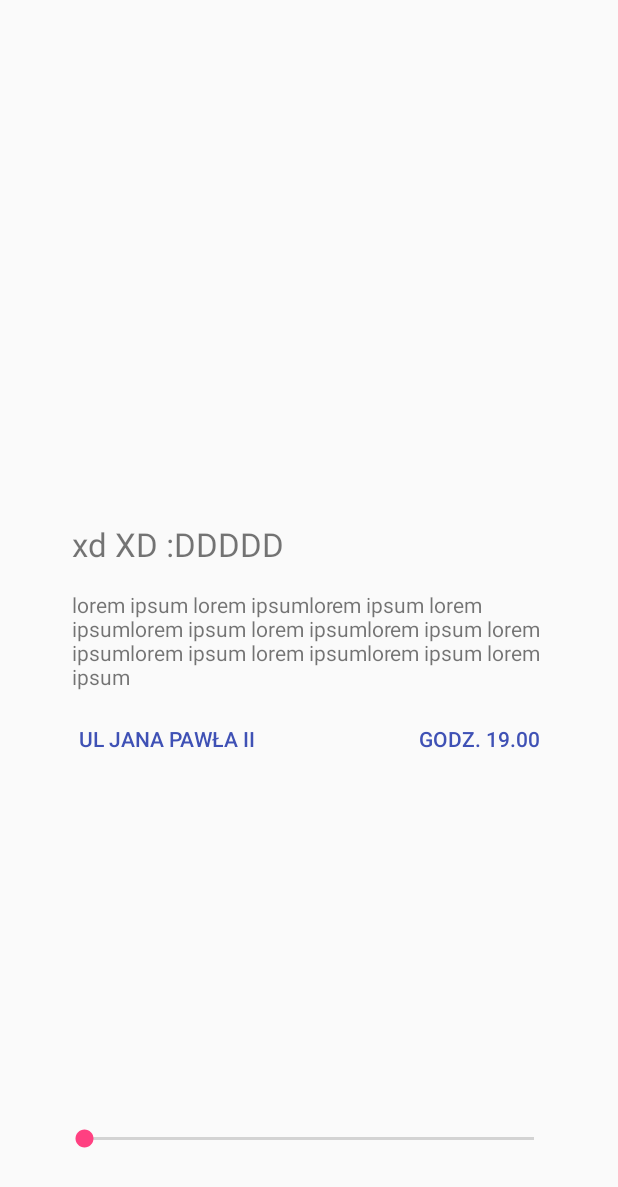
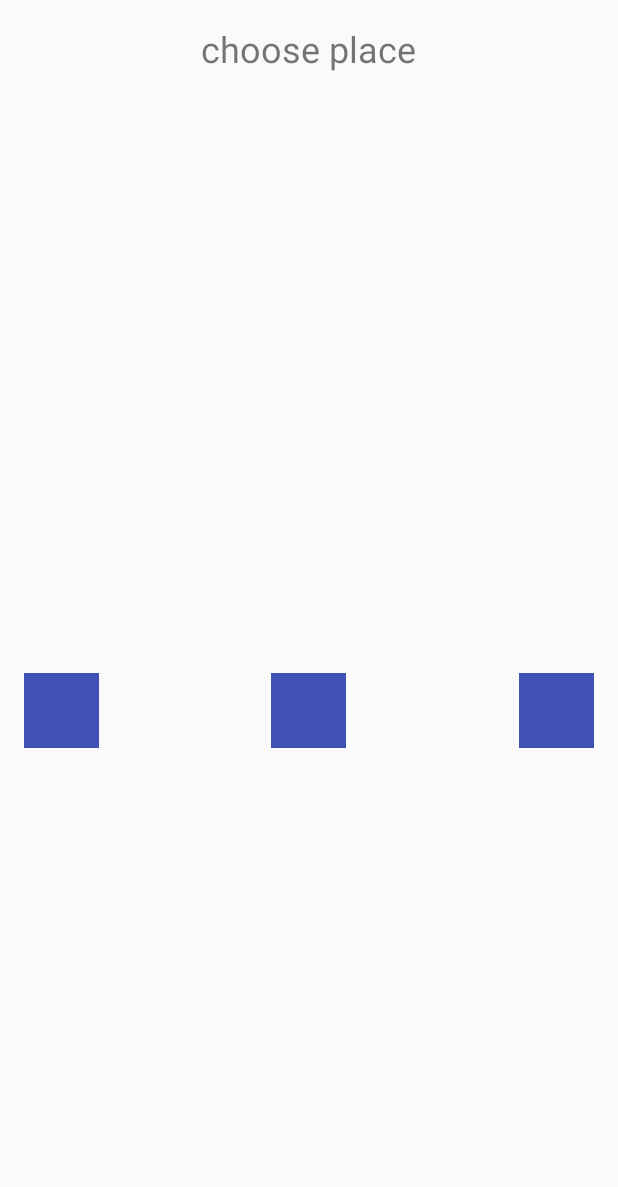
Before and after one commit to Marchuck/Louis, an Android app: the layout fragment_my_location.xml on its own in the app's theme, with its tools: preview values and no code run, on a phone screen of 412 x 824 dp. Shown: the top 1187 px of the screen. Run offline under Robolectric (Android 15) with nearby library versions, the phone set to English and light mode, and no system bars.

Commit message:
added location stuff!

```diff
--- a/app/src/main/java/pl/kitowcy/louis/App.java
+++ b/app/src/main/java/pl/kitowcy/louis/App.java
@@ -10,11 +10,13 @@ import uk.co.chrisjenx.calligraphy.CalligraphyConfig;
 
 /**
  * Project "Louis"
- * <p/>
+ * <p>
  * Created by Lukasz Marczak
  * on 28.10.16.
  */
 public class App extends Application {
+    public static int currentPage = 0;
+
     @Override
     public void onCreate() {
         super.onCreate();
--- a/app/src/main/res/layout/fragment_card_place.xml
+++ b/app/src/main/res/layout/fragment_card_place.xml
@@ -63,11 +63,5 @@
             android:textColor="@color/colorPrimary"
             tools:text="godz. 19.00" />
 
-        <SeekBar
-            android:id="@+id/radiusChanger"
-            android:layout_width="match_parent"
-            android:layout_height="wrap_content"
-            android:layout_alignParentBottom="true"
-            android:padding="16sp" />
     </RelativeLayout>
 </RelativeLayout>
--- a/app/src/main/res/layout/fragment_my_location.xml
+++ b/app/src/main/res/layout/fragment_my_location.xml
@@ -2,10 +2,10 @@
     xmlns:tools="http://schemas.android.com/tools"
     android:layout_width="match_parent"
     android:layout_height="match_parent"
-    android:layout_marginBottom="40sp"
-    android:layout_marginLeft="40sp"
-    android:layout_marginRight="40sp"
-    android:layout_marginTop="40sp"
+    android:layout_marginBottom="16sp"
+    android:layout_marginLeft="16sp"
+    android:layout_marginRight="16sp"
+    android:layout_marginTop="16sp"
     tools:context="pl.kitowcy.louis.mapsy.MyLocationFragment">
 
 
@@ -16,58 +16,48 @@
         android:layout_centerInParent="true"
         android:visibility="gone" />
 
+    <TextView
+        android:textSize="24sp"
+        android:id="@+id/title_my_location"
+        android:layout_width="wrap_content"
+        android:layout_height="wrap_content"
+        android:layout_centerHorizontal="true"
+        android:text="choose place" />
+
     <RelativeLayout
         android:id="@+id/map_layout"
         android:layout_width="match_parent"
-        android:layout_height="300sp" />
+        android:layout_height="400sp"
+        android:layout_below="@+id/title_my_location" />
 
     <RelativeLayout
-        android:id="@+id/changeRadiusFragment"
+        android:id="@+id/bottom_choose_distance"
         android:layout_width="match_parent"
-        android:layout_height="100sp"
+        android:layout_height="wrap_content"
         android:layout_alignParentBottom="true"
         android:layout_below="@+id/map_layout">
 
-        <TextView
-            android:id="@+id/title"
-            android:layout_width="wrap_content"
-            android:layout_height="wrap_content"
-            android:padding="8sp"
-            android:textSize="22sp"
-            tools:text="xd XD :DDDDD" />
+        <ImageView
+            android:id="@+id/immediate"
+            android:layout_width="50sp"
+            android:layout_height="50sp"
+            android:background="@color/colorPrimary" />
 
-        <TextView
-            android:id="@+id/description"
-            android:layout_width="wrap_content"
-            android:layout_height="wrap_content"
-            android:layout_below="@+id/title"
-            android:padding="8sp"
-            tools:text="lorem ipsum lorem ipsumlorem ipsum lorem ipsumlorem ipsum lorem ipsumlorem ipsum lorem ipsumlorem ipsum lorem ipsumlorem ipsum lorem ipsum" />
+        <ImageView
+            android:id="@+id/near"
 
-        <TextView
-            android:id="@+id/address"
-            style="?android:attr/borderlessButtonStyle"
-            android:layout_width="wrap_content"
-            android:layout_height="wrap_content"
-            android:layout_below="@+id/description"
-            android:textColor="@color/colorPrimary"
-            tools:text="ul Jana Pawła II" />
+            android:layout_width="50sp"
+            android:layout_height="50sp"
+            android:layout_centerHorizontal="true"
+            android:background="@color/colorPrimary" />
 
-        <TextView
-            android:id="@+id/hour"
-            style="?android:attr/borderlessButtonStyle"
-            android:layout_width="wrap_content"
-            android:layout_height="wrap_content"
+        <ImageView
+            android:id="@+id/far"
+            android:layout_width="50sp"
+            android:layout_height="50sp"
             android:layout_alignParentRight="true"
-            android:layout_below="@+id/description"
-            android:textColor="@color/colorPrimary"
-            tools:text="godz. 19.00" />
+            android:background="@color/colorPrimary" />
 
-        <SeekBar
-            android:id="@+id/radiusChanger"
-            android:layout_width="match_parent"
-            android:layout_height="wrap_content"
-            android:layout_alignParentBottom="true"
-            android:padding="16sp" />
     </RelativeLayout>
+
 </RelativeLayout>
```
Also changed, not shown: app/src/main/AndroidManifest.xml (+4 -8 lines), app/src/main/java/pl/kitowcy/louis/MainActivity.java (+33 -5 lines), app/src/main/java/pl/kitowcy/louis/facedetection/GetMoodFragment.java (+47 -3 lines), app/src/main/java/pl/kitowcy/louis/facedetection/GetMoodFragmentBase.java (+0 -25 lines), app/src/main/java/pl/kitowcy/louis/mapsy/MyLocationFragment.java (+73 -31 lines), app/src/main/java/pl/kitowcy/louis/utils/ErrorDialog.java (added, +81 -0 lines), app/src/main/res/drawable/beksinski.jpg (added).
